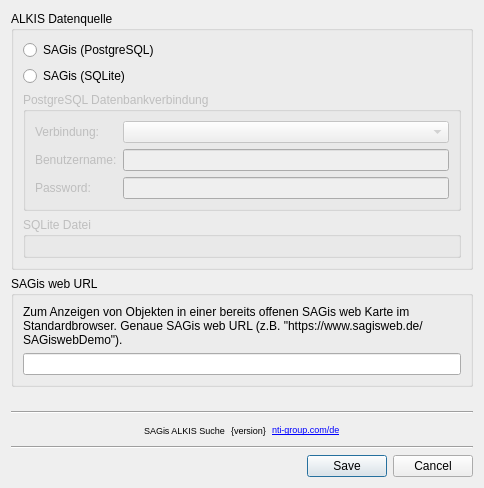
Before: the Qt Designer form ui/settings.ui in nti-de/SAGisALKISSearch, drawn with Qt 5.
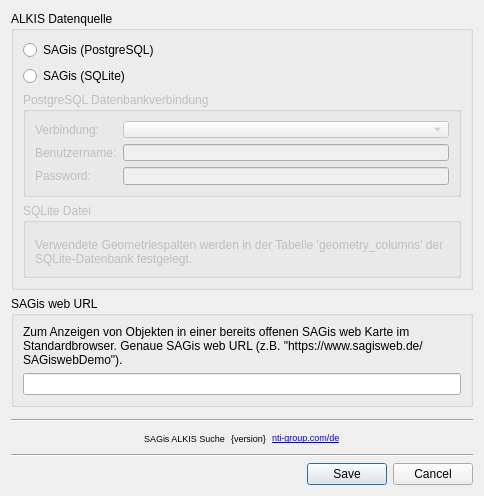
After: the same form once the commit is applied. Icons and pictures are not drawn. Custom widgets are drawn as their Qt base class.

The edit to the form file:
```diff
--- a/ui/settings.ui
+++ b/ui/settings.ui
@@ -114,6 +114,16 @@
          <item>
           <widget class="QgsFileWidget" name="mQgsFileWidget"/>
          </item>
+         <item>
+          <widget class="QLabel" name="label_6">
+           <property name="text">
+            <string>Verwendete Geometriespalten werden in der Tabelle 'geometry_columns' der SQLite-Datenbank festgelegt.</string>
+           </property>
+           <property name="wordWrap">
+            <bool>true</bool>
+           </property>
+          </widget>
+         </item>
         </layout>
        </widget>
       </item>
```
